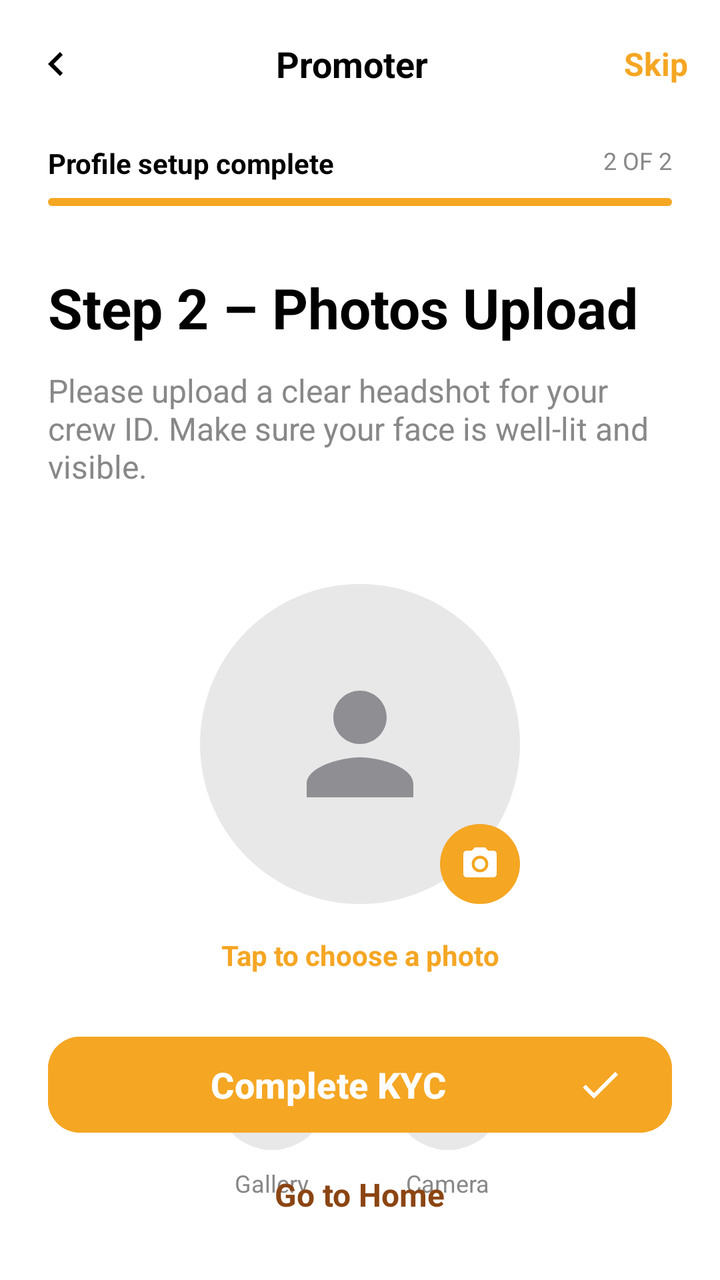
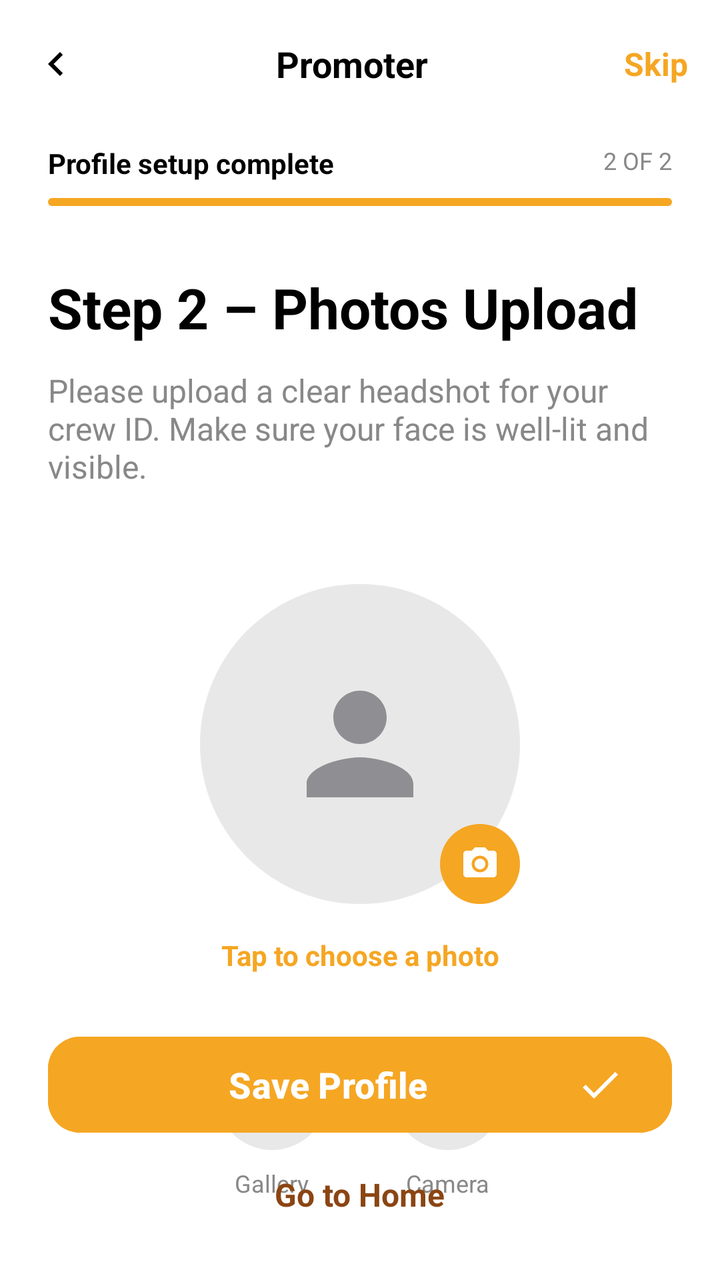

Two renders of the same Android screen: before a commit and after it. Below are the layout's source before the change and the commit's diff.
<!-- AndroidManifest.xml: application theme Theme.Organisation -->
<!-- res/layout/activity_photo_upload.xml -->
<?xml version="1.0" encoding="utf-8"?>
<androidx.constraintlayout.widget.ConstraintLayout xmlns:android="http://schemas.android.com/apk/res/android"
    xmlns:app="http://schemas.android.com/apk/res-auto"
    xmlns:tools="http://schemas.android.com/tools"
    android:layout_width="match_parent"
    android:layout_height="match_parent"
    android:background="@color/white"
    tools:context=".PhotoUploadActivity">

    
    <LinearLayout
        android:id="@+id/header"
        android:layout_width="match_parent"
        android:layout_height="?attr/actionBarSize"
        android:gravity="center_vertical"
        android:orientation="horizontal"
        android:paddingHorizontal="16dp"
        app:layout_constraintTop_toTopOf="parent">

        <ImageView
            android:id="@+id/btnBack"
            android:layout_width="24dp"
            android:layout_height="24dp"
            android:src="@drawable/ic_back"
            app:tint="@color/black" />

        <TextView
            android:layout_width="0dp"
            android:layout_height="wrap_content"
            android:layout_weight="1"
            android:gravity="center"
            android:text="Promoter"
            android:textColor="@color/black"
            android:textSize="18sp"
            android:textStyle="bold" />

        <TextView
            android:id="@+id/btnSkip"
            android:layout_width="wrap_content"
            android:layout_height="wrap_content"
            android:text="Skip"
            android:textColor="@color/colorPrimaryOrange"
            android:textSize="16sp"
            android:textStyle="bold" />
    </LinearLayout>

    
    <LinearLayout
        android:id="@+id/progressSection"
        android:layout_width="match_parent"
        android:layout_height="wrap_content"
        android:orientation="vertical"
        android:paddingHorizontal="24dp"
        android:layout_marginTop="8dp"
        app:layout_constraintTop_toBottomOf="@id/header">

        <RelativeLayout
            android:layout_width="match_parent"
            android:layout_height="wrap_content">

            <TextView
                android:layout_width="wrap_content"
                android:layout_height="wrap_content"
                android:text="Profile setup complete"
                android:textColor="@color/black"
                android:textSize="14sp"
                android:textStyle="bold" />

            <TextView
                android:layout_width="wrap_content"
                android:layout_height="wrap_content"
                android:layout_alignParentEnd="true"
                android:text="2 OF 2"
                android:textColor="@color/colorTextGray"
                android:textSize="12sp" />
        </RelativeLayout>

        <ProgressBar
            style="@android:style/Widget.ProgressBar.Horizontal"
            android:layout_width="match_parent"
            android:layout_height="4dp"
            android:layout_marginTop="8dp"
            android:progress="100"
            android:progressDrawable="@drawable/custom_progress_bar" />
    </LinearLayout>

    
    <TextView
        android:id="@+id/tvTitle"
        android:layout_width="match_parent"
        android:layout_height="wrap_content"
        android:layout_marginTop="32dp"
        android:paddingHorizontal="24dp"
        android:text="Step 2 – Photos Upload"
        android:textColor="@color/black"
        android:textSize="28sp"
        android:textStyle="bold"
        app:layout_constraintTop_toBottomOf="@id/progressSection" />

    <TextView
        android:id="@+id/tvSubtitle"
        android:layout_width="match_parent"
        android:layout_height="wrap_content"
        android:layout_marginTop="12dp"
        android:paddingHorizontal="24dp"
        android:text="Please upload a clear headshot for your crew ID. Make sure your face is well-lit and visible."
        android:textColor="@color/colorTextGray"
        android:textSize="16sp"
        app:layout_constraintTop_toBottomOf="@id/tvTitle" />

    
    <androidx.constraintlayout.widget.ConstraintLayout
        android:id="@+id/photoPickerArea"
        android:layout_width="wrap_content"
        android:layout_height="wrap_content"
        android:layout_marginTop="48dp"
        app:layout_constraintEnd_toEndOf="parent"
        app:layout_constraintStart_toStartOf="parent"
        app:layout_constraintTop_toBottomOf="@id/tvSubtitle">

        <View
            android:id="@+id/avatarBg"
            android:layout_width="160dp"
            android:layout_height="160dp"
            android:background="@drawable/bg_close_button"
            app:layout_constraintBottom_toBottomOf="parent"
            app:layout_constraintEnd_toEndOf="parent"
            app:layout_constraintStart_toStartOf="parent"
            app:layout_constraintTop_toTopOf="parent" />

        <ImageView
            android:id="@+id/ivAvatar"
            android:layout_width="80dp"
            android:layout_height="80dp"
            android:src="@drawable/ic_person"
            app:layout_constraintBottom_toBottomOf="@id/avatarBg"
            app:layout_constraintEnd_toEndOf="@id/avatarBg"
            app:layout_constraintStart_toStartOf="@id/avatarBg"
            app:layout_constraintTop_toTopOf="@id/avatarBg" />

        <View
            android:layout_width="40dp"
            android:layout_height="40dp"
            android:background="@drawable/bg_orange_circle_small"
            app:layout_constraintBottom_toBottomOf="@id/avatarBg"
            app:layout_constraintEnd_toEndOf="@id/avatarBg" />

        <ImageView
            android:layout_width="20dp"
            android:layout_height="20dp"
            android:layout_margin="10dp"
            android:src="@drawable/ic_camera"
            app:layout_constraintBottom_toBottomOf="@id/avatarBg"
            app:layout_constraintEnd_toEndOf="@id/avatarBg"
            app:tint="@color/white" />

    </androidx.constraintlayout.widget.ConstraintLayout>

    <TextView
        android:id="@+id/tvChoosePhoto"
        android:layout_width="wrap_content"
        android:layout_height="wrap_content"
        android:layout_marginTop="16dp"
        android:text="Tap to choose a photo"
        android:textColor="@color/colorPrimaryOrange"
        android:textSize="14sp"
        android:textStyle="bold"
        app:layout_constraintEnd_toEndOf="parent"
        app:layout_constraintStart_toStartOf="parent"
        app:layout_constraintTop_toBottomOf="@id/photoPickerArea" />

    
    <LinearLayout
        android:id="@+id/optionsLayout"
        android:layout_width="wrap_content"
        android:layout_height="wrap_content"
        android:layout_marginTop="32dp"
        android:orientation="horizontal"
        app:layout_constraintEnd_toEndOf="parent"
        app:layout_constraintStart_toStartOf="parent"
        app:layout_constraintTop_toBottomOf="@id/tvChoosePhoto">

        <LinearLayout
            android:id="@+id/btnGallery"
            android:layout_width="wrap_content"
            android:layout_height="wrap_content"
            android:gravity="center"
            android:orientation="vertical"
            android:clickable="true"
            android:focusable="true"
            android:background="?attr/selectableItemBackgroundBorderless">

            <View
                android:layout_width="56dp"
                android:layout_height="56dp"
                android:background="@drawable/bg_close_button" />

            <ImageView
                android:layout_width="24dp"
                android:layout_height="24dp"
                android:layout_marginTop="-40dp"
                android:src="@drawable/ic_gallery" />

            <TextView
                android:layout_width="wrap_content"
                android:layout_height="wrap_content"
                android:layout_marginTop="24dp"
                android:text="Gallery"
                android:textColor="@color/colorTextGray"
                android:textSize="12sp" />
        </LinearLayout>

        <View
            android:layout_width="32dp"
            android:layout_height="0dp" />

        <LinearLayout
            android:id="@+id/btnCamera"
            android:layout_width="wrap_content"
            android:layout_height="wrap_content"
            android:gravity="center"
            android:orientation="vertical"
            android:clickable="true"
            android:focusable="true"
            android:background="?attr/selectableItemBackgroundBorderless">

            <View
                android:layout_width="56dp"
                android:layout_height="56dp"
                android:background="@drawable/bg_close_button" />

            <ImageView
                android:layout_width="24dp"
                android:layout_height="24dp"
                android:layout_marginTop="-40dp"
                android:src="@drawable/ic_camera" />

            <TextView
                android:layout_width="wrap_content"
                android:layout_height="wrap_content"
                android:layout_marginTop="24dp"
                android:text="Camera"
                android:textColor="@color/colorTextGray"
                android:textSize="12sp" />
        </LinearLayout>
    </LinearLayout>

    
    <Button
        android:id="@+id/btnCompleteKYC"
        android:layout_width="match_parent"
        android:layout_height="56dp"
        android:layout_marginHorizontal="24dp"
        android:layout_marginBottom="16dp"
        android:backgroundTint="@color/colorPrimaryOrange"
        android:drawableEnd="@drawable/ic_check"
        android:paddingHorizontal="24dp"
        android:text="Complete KYC"
        android:textAllCaps="false"
        android:textColor="@color/white"
        android:textSize="18sp"
        android:textStyle="bold"
        app:cornerRadius="16dp"
        app:layout_constraintBottom_toTopOf="@id/tvGoHome" />

    <TextView
        android:id="@+id/tvGoHome"
        android:layout_width="wrap_content"
        android:layout_height="wrap_content"
        android:layout_marginBottom="32dp"
        android:text="Go to Home"
        android:textColor="#8B4513"
        android:textSize="16sp"
        android:textStyle="bold"
        app:layout_constraintBottom_toBottomOf="parent"
        app:layout_constraintEnd_toEndOf="parent"
        app:layout_constraintStart_toStartOf="parent" />

</androidx.constraintlayout.widget.ConstraintLayout>
<!-- resources referenced by this layout -->
<resources>
  <color name="black">#FF000000</color>
  <color name="colorPrimaryOrange">#F5A623</color>
  <color name="colorTextGray">#888888</color>
  <color name="white">#FFFFFFFF</color>
  <!-- drawable bg_close_button (drawable) -->
  <?xml version="1.0" encoding="utf-8"?>
  <shape xmlns:android="http://schemas.android.com/apk/res/android"
      android:shape="oval">
      <solid android:color="@color/colorCloseBtnBg" />
  </shape>
  <!-- drawable bg_orange_circle_small (drawable) -->
  <?xml version="1.0" encoding="utf-8"?>
  <shape xmlns:android="http://schemas.android.com/apk/res/android"
      android:shape="oval">
      <solid android:color="@color/colorPrimaryOrange" />
  </shape>
  <!-- drawable custom_progress_bar (drawable) -->
  <?xml version="1.0" encoding="utf-8"?>
  <layer-list xmlns:android="http://schemas.android.com/apk/res/android">
      <item android:id="@android:id/background">
          <shape>
              <corners android:radius="4dp" />
              <solid android:color="#F0F0F0" />
          </shape>
      </item>
      <item android:id="@android:id/progress">
          <clip>
              <shape>
                  <corners android:radius="4dp" />
                  <solid android:color="@color/colorPrimaryOrange" />
              </shape>
          </clip>
      </item>
  </layer-list>
  <!-- drawable ic_back (drawable) -->
  <vector xmlns:android="http://schemas.android.com/apk/res/android"
      android:width="24dp"
      android:height="24dp"
      android:viewportWidth="24"
      android:viewportHeight="24">
      <path
          android:fillColor="@color/colorPrimaryOrange"
          android:pathData="M15.41,7.41L14,6l-6,6 6,6 1.41,-1.41L10.83,12z" />
  </vector>
  <!-- drawable ic_camera (drawable) -->
  <vector xmlns:android="http://schemas.android.com/apk/res/android"
      android:width="24dp"
      android:height="24dp"
      android:viewportWidth="24"
      android:viewportHeight="24">
      <path
          android:fillColor="@color/colorTextDark"
          android:pathData="M12,12m-3.2,0a3.2,3.2 0,1 1,6.4 0a3.2,3.2 0,1 1,-6.4 0" />
      <path
          android:fillColor="@color/colorTextDark"
          android:pathData="M9,2L7.17,4H4c-1.1,0 -2,0.9 -2,2v12c0,1.1 0.9,2 2,2h16c1.1,0 2,-0.9 2,-2V6c0,-1.1 -0.9,-2 -2,-2h-3.17L15,2H9zM12,17c-2.76,0 -5,-2.24 -5,-5s2.24,-5 5,-5 5,2.24 5,5 -2.24,5 -5,5z" />
  </vector>
  <!-- drawable ic_check (drawable) -->
  <vector xmlns:android="http://schemas.android.com/apk/res/android"
      android:width="24dp"
      android:height="24dp"
      android:viewportWidth="24"
      android:viewportHeight="24">
      <path
          android:fillColor="@color/white"
          android:pathData="M9,16.17L4.83,12l-1.42,1.41L9,19 21,7l-1.41,-1.41z" />
  </vector>
  <!-- drawable ic_gallery (drawable) -->
  <vector xmlns:android="http://schemas.android.com/apk/res/android"
      android:width="24dp"
      android:height="24dp"
      android:viewportWidth="24"
      android:viewportHeight="24">
      <path
          android:fillColor="@color/colorTextDark"
          android:pathData="M21,19V5c0,-1.1 -0.9,-2 -2,-2H5c-1.1,0 -2,0.9 -2,2v14c0,1.1 0.9,2 2,2h14c1.1,0 2,-0.9 2,-2zM8.5,13.5l2.5,3.01L14.5,12l4.5,6H5l3.5,-4.5z" />
  </vector>
  <!-- drawable ic_person (drawable) -->
  <vector xmlns:android="http://schemas.android.com/apk/res/android"
      android:width="24dp"
      android:height="24dp"
      android:viewportWidth="24"
      android:viewportHeight="24">
      <path
          android:fillColor="@color/colorIconGray"
          android:pathData="M12,12c2.21,0 4,-1.79 4,-4s-1.79,-4 -4,-4 -4,1.79 -4,4 1.79,4 4,4zM12,14c-2.67,0 -8,1.34 -8,4v2h16v-2c0,-2.66 -5.33,-4 -8,-4z" />
  </vector>
  <style name="Theme.Organisation" parent="Base.Theme.Organisation" />
  <color name="colorCloseBtnBg">#E8E8E8</color>
  <color name="colorTextDark">#1A1A2E</color>
  <color name="colorIconGray">#8E8E93</color>
  <style name="Base.Theme.Organisation" parent="Theme.Material3.DayNight.NoActionBar">
          
          
      </style>
</resources>

<!-- the commit's change to res/layout/activity_photo_upload.xml (unified diff, before → after) -->
@@ -255,7 +255,7 @@
         android:backgroundTint="@color/colorPrimaryOrange"
         android:drawableEnd="@drawable/ic_check"
         android:paddingHorizontal="24dp"
-        android:text="Complete KYC"
+        android:text="Save Profile"
         android:textAllCaps="false"
         android:textColor="@color/white"
         android:textSize="18sp"
@@ -276,4 +276,14 @@
         app:layout_constraintEnd_toEndOf="parent"
         app:layout_constraintStart_toStartOf="parent" />
 
+    <ProgressBar
+        android:id="@+id/progressBar"
+        android:layout_width="wrap_content"
+        android:layout_height="wrap_content"
+        android:visibility="gone"
+        app:layout_constraintBottom_toBottomOf="parent"
+        app:layout_constraintEnd_toEndOf="parent"
+        app:layout_constraintStart_toStartOf="parent"
+        app:layout_constraintTop_toTopOf="parent" />
+
 </androidx.constraintlayout.widget.ConstraintLayout>
